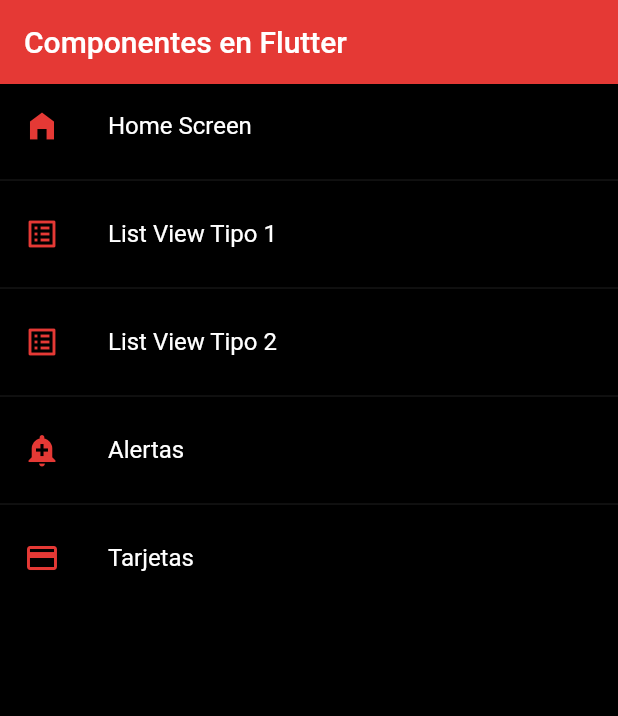
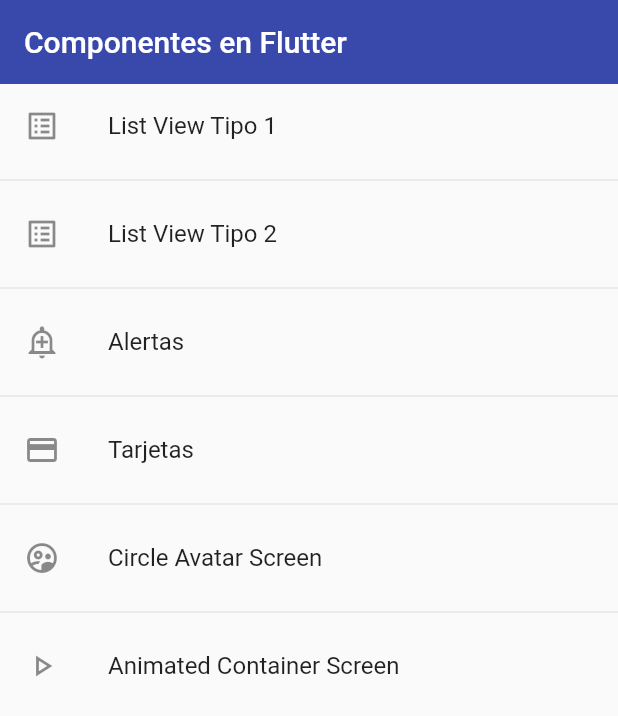
Before and after one commit to thevoidloop/flutterComponents, a Flutter app: the screen it shows after launch, on a phone screen of 412 x 824 dp. Shown: the top 716 px of the screen. Run offline on Flutter 3.47's test engine with Material 2 defaults, Android fonts, the phone set to English and light mode, and no system bars; our stand-ins replace quickalert.

Commit message:
Clase 86

```diff
--- a/lib/main.dart
+++ b/lib/main.dart
@@ -15,7 +15,7 @@
       initialRoute: AppRoutes.initialRoute,
       routes: AppRoutes.getAppRoutes(),
       onGenerateRoute: AppRoutes.onGenerateRoute,
-      theme: AppTheme.darkTheme,
+      theme: AppTheme.lightTheme,
     );
   }
 }
--- a/lib/router/app_routes.dart
+++ b/lib/router/app_routes.dart
@@ -7,11 +7,6 @@
   static const initialRoute = 'home';
 
   static final menuOption = <MenuOption>[
-    MenuOption(
-        route: 'home',
-        name: 'Home Screen',
-        widget: const HomeScreen(),
-        icon: Icons.home_filled),
     MenuOption(
         route: 'listView1',
         name: 'List View Tipo 1',
@@ -26,16 +21,30 @@
         route: 'alert',
         name: 'Alertas ',
         widget: const AlertScreen(),
-        icon: Icons.add_alert),
+        icon: Icons.add_alert_outlined),
     MenuOption(
         route: 'card',
         name: 'Tarjetas',
         widget: const CardScreen(),
-        icon: Icons.credit_card)
+        icon: Icons.credit_card),
+    MenuOption(
+      route: 'avatar',
+      icon: Icons.supervised_user_circle_outlined,
+      name: 'Circle Avatar Screen',
+      widget: const AvatarScreen(),
+    ),
+    MenuOption(
+      route: 'animated',
+      icon: Icons.play_arrow_outlined,
+      name: 'Animated Container Screen',
+      widget: const AnimatedContainerScreen(),
+    )
   ];
 
   static Map<String, Widget Function(BuildContext)> getAppRoutes() {
     Map<String, Widget Function(BuildContext)> appRoutes = {};
+
+    appRoutes.addAll({'home': (context) => const HomeScreen()});
 
     for (final option in menuOption) {
       appRoutes.addAll({option.route: (context) => option.widget});
--- a/lib/screens/listview2_screen.dart
+++ b/lib/screens/listview2_screen.dart
@@ -27,7 +27,6 @@
                   ),
                   trailing: const Icon(
                     Icons.arrow_forward_ios,
-                    color: Colors.indigo,
                   ),
                   onTap: () {},
                 ),
--- a/lib/screens/screens.dart
+++ b/lib/screens/screens.dart
@@ -1,3 +1,6 @@
+export 'package:fluttercomponents/screens/animated_container_screen.dart';
+
+export 'package:fluttercomponents/screens/avatar_screen.dart';
 export 'package:fluttercomponents/screens/alert_screen.dart';
 export 'package:fluttercomponents/screens/card_screen.dart';
 export 'package:fluttercomponents/screens/home_screen.dart';
--- a/lib/theme/app_theme.dart
+++ b/lib/theme/app_theme.dart
@@ -1,15 +1,24 @@
 import 'package:flutter/material.dart';
 
 class AppTheme {
-  static const Color primaryLigth = Colors.indigo;
+  static Color primaryLigth = Colors.indigo.shade600;
   static Color primaryDark = Colors.red.shade600;
 
   static final ThemeData lightTheme = ThemeData.light().copyWith(
     primaryColor: primaryLigth,
-      appBarTheme: const AppBarTheme(color: primaryLigth, elevation: 0),
+    appBarTheme: AppBarTheme(color: primaryLigth, elevation: 0),
     textButtonTheme: TextButtonThemeData(
         style: TextButton.styleFrom(foregroundColor: primaryLigth)),
-      iconTheme: const IconThemeData().copyWith(color: primaryLigth));
+    iconTheme: const IconThemeData().copyWith(color: primaryLigth),
+    floatingActionButtonTheme:
+        FloatingActionButtonThemeData(backgroundColor: primaryLigth),
+    elevatedButtonTheme: ElevatedButtonThemeData(
+      style: ElevatedButton.styleFrom().copyWith(
+        backgroundColor: MaterialStateProperty.all(primaryLigth),
+        shape: MaterialStateProperty.all(const StadiumBorder()),
+      ),
+    ),
+  );
 
   static final ThemeData darkTheme = ThemeData.dark().copyWith(
     primaryColor: primaryDark,
@@ -17,5 +26,14 @@
     scaffoldBackgroundColor: Colors.black,
     textButtonTheme: TextButtonThemeData(
         style: TextButton.styleFrom(foregroundColor: primaryDark)),
-      iconTheme: const IconThemeData().copyWith(color: primaryDark));
+    iconTheme: const IconThemeData().copyWith(color: primaryDark),
+    floatingActionButtonTheme:
+        FloatingActionButtonThemeData(backgroundColor: primaryDark),
+    elevatedButtonTheme: ElevatedButtonThemeData(
+      style: ElevatedButton.styleFrom().copyWith(
+        backgroundColor: MaterialStateProperty.all(primaryDark),
+        shape: MaterialStateProperty.all(const StadiumBorder()),
+      ),
+    ),
+  );
 }
--- a/lib/widget/custom_card_type1_widget.dart
+++ b/lib/widget/custom_card_type1_widget.dart
@@ -1,5 +1,4 @@
 import 'package:flutter/material.dart';
-import 'package:fluttercomponents/theme/app_theme.dart';
 
 class CustomCardType1 extends StatelessWidget {
   const CustomCardType1({
--- a/lib/widget/widgets.dart
+++ b/lib/widget/widgets.dart
@@ -1 +1,2 @@
+export 'package:fluttercomponents/widget/custom_card_type2_widget.dart';
 export 'package:fluttercomponents/widget/custom_card_type1_widget.dart';
--- a/pubspec.yaml
+++ b/pubspec.yaml
@@ -34,6 +34,7 @@
   # The following adds the Cupertino Icons font to your application.
   # Use with the CupertinoIcons class for iOS style icons.
   cupertino_icons: ^1.0.2
+  quickalert: ^1.0.0
 
 dev_dependencies:
   flutter_test:
@@ -58,8 +59,8 @@
   uses-material-design: true
 
   # To add assets to your application, add an assets section, like this:
-  # assets:
-  #   - images/a_dot_burr.jpeg
+  assets:
+    - assets/
   #   - images/a_dot_ham.jpeg
 
   # An image asset can refer to one or more resolution-specific "variants", see
```
Also changed, not shown: lib/screens/alert_screen.dart (+26 -2 lines), lib/screens/animated_container_screen.dart (added, +57 -0 lines), lib/screens/avatar_screen.dart (added, +30 -0 lines), lib/screens/card_screen.dart (+29 -9 lines), lib/widget/custom_card_type2_widget.dart (added, +34 -0 lines), assets/jar-loading.gif (added), pubspec.lock, 1 other file. Lines whose indentation alone changed are shown as unchanged.
